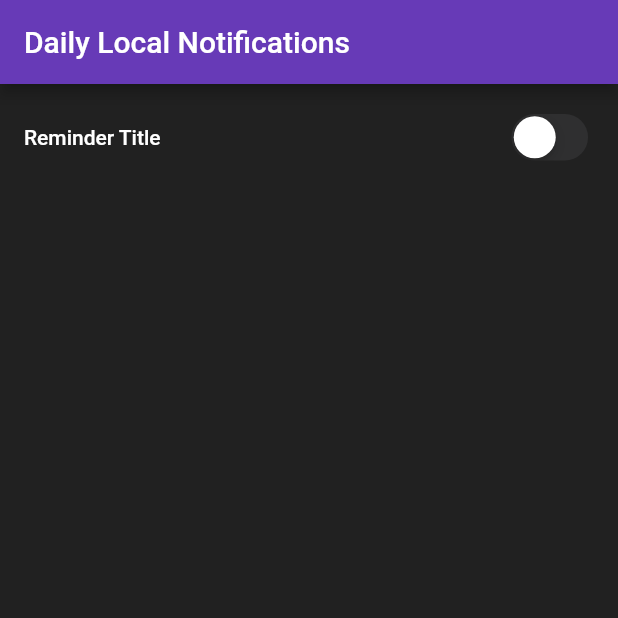
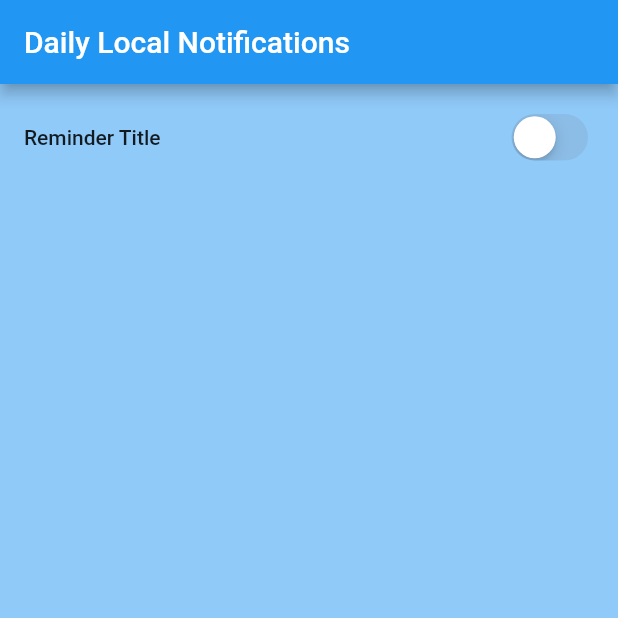
Before and after one commit to novas1r1/daily_local_notifications, a Flutter app: the screen it shows after launch, on a phone screen of 412 x 824 dp, the top half of it. Run offline on Flutter 3.47's test engine with Material 2 defaults, Android fonts, the phone set to English and light mode, and no system bars; our stand-ins replace flutter_local_notifications, flutter_time_picker_spinner, flutter_timezone, shared_preferences, timezone; statements that could not run were skipped.

Commit message:
removed save button, added styling config, finalized stuff

```diff
--- a/example/lib/main.dart
+++ b/example/lib/main.dart
@@ -15,47 +15,17 @@ class MyApp extends StatelessWidget {
   Widget build(BuildContext context) {
     return MaterialApp(
       title: 'Daily Local Notifications',
-      theme: ThemeData(
-        primarySwatch: Colors.deepPurple,
-        backgroundColor: Colors.black87,
-        textTheme: const TextTheme(
-          bodySmall: TextStyle(color: Colors.white, fontSize: 10),
-          bodyMedium: TextStyle(color: Colors.white, fontSize: 12),
-          bodyLarge: TextStyle(color: Colors.white, fontSize: 14),
-        ),
-        elevatedButtonTheme: ElevatedButtonThemeData(
-          style: ButtonStyle(
-            backgroundColor: MaterialStateProperty.all(Colors.deepPurple),
-            foregroundColor: MaterialStateProperty.all(Colors.white),
-            shape: MaterialStateProperty.all(
-              RoundedRectangleBorder(
-                borderRadius: BorderRadius.circular(8),
-              ),
-            ),
-          ),
-        ),
-      ),
-      home: Builder(
-        builder: (context) {
-          return Scaffold(
+      home: Scaffold(
         appBar: AppBar(
           title: const Text('Daily Local Notifications'),
         ),
         body: DailyLocalNotifications(
           notificationConfig: const NotificationConfig(),
-              config: DailyLocalNotificationsConfig(
-                weekDayTranslations: [
-                  'Montag',
-                  'Dienstag',
-                  'Mittwoch',
-                  'Donnerstag',
-                  'Freitag',
-                  'Samstag',
-                  'Sonntag',
-                ],
-                use24HourFormat: true,
-                useCupertinoSwitch: true,
-                saveButtonText: 'Speichern',
+          config: DailyLocalNotificationsConfig(),
+          stylingConfig: StylingConfig(
+            activeColor: Theme.of(context).primaryColor,
+            inactiveColor: Theme.of(context).primaryColor.withOpacity(0.3),
+            backgroundColor: Theme.of(context).backgroundColor,
           ),
           reminderTitleText: Text(
             'Reminder Title',
@@ -69,8 +39,6 @@ class MyApp extends StatelessWidget {
             'Daily',
             style: Theme.of(context).textTheme.bodyMedium,
           ),
-              activeColor: Theme.of(context).primaryColor,
-              inactiveColor: Theme.of(context).primaryColor.withOpacity(0.3),
           timeNormalTextStyle:
               const TextStyle(fontSize: 24, color: Colors.grey),
           timeSelectedTextStyle: TextStyle(
@@ -78,10 +46,7 @@ class MyApp extends StatelessWidget {
             color: Theme.of(context).primaryColor,
             fontWeight: FontWeight.bold,
           ),
-              backgroundColor: Theme.of(context).backgroundColor,
         ),
-          );
-        },
       ),
     );
   }
--- a/lib/src/daily_local_notifications.dart
+++ b/lib/src/daily_local_notifications.dart
@@ -4,6 +4,7 @@ import 'package:daily_local_notifications/src/repositories/shared_prefs_reposito
 import 'package:daily_local_notifications/src/ui/ui.dart';
 import 'package:daily_local_notifications/src/utils/daily_local_notifications_config.dart';
 import 'package:daily_local_notifications/src/utils/notification_config.dart';
+import 'package:daily_local_notifications/src/utils/styling_config.dart';
 import 'package:flutter/material.dart';
 import 'package:flutter_local_notifications/flutter_local_notifications.dart';
 import 'package:provider/provider.dart';
@@ -15,6 +16,7 @@ import 'package:shared_preferences/shared_preferences.dart';
 class DailyLocalNotifications extends StatefulWidget {
   final DailyLocalNotificationsConfig config;
   final NotificationConfig notificationConfig;
+  final StylingConfig stylingConfig;
 
   /// Widget for displaying the "Reminder Title" text
   final Widget reminderTitleText;
@@ -25,16 +27,6 @@ class DailyLocalNotifications extends StatefulWidget {
   /// Widget for displaying the "Daily" text for the toggle button on the right
   final Widget reminderDailyText;
 
-  /// Active color for the day button
-  /// Defaults to [Colors.blue]
-  final Color activeColor;
-
-  /// Inactive color for the day button
-  /// Defaults to [Colors.grey]
-  final Color inactiveColor;
-
-  final Color backgroundColor;
-
   final TextStyle timeNormalTextStyle;
   final TextStyle timeSelectedTextStyle;
 
@@ -43,12 +35,10 @@ class DailyLocalNotifications extends StatefulWidget {
     super.key,
     required this.config,
     required this.notificationConfig,
+    required this.stylingConfig,
     required this.reminderTitleText,
     required this.reminderRepeatText,
     required this.reminderDailyText,
-    required this.activeColor,
-    required this.inactiveColor,
-    required this.backgroundColor,
     required this.timeNormalTextStyle,
     required this.timeSelectedTextStyle,
   });
@@ -106,11 +96,12 @@ class _DailyLocalNotificationsState extends State<DailyLocalNotifications> {
               reminderTitleText: widget.reminderTitleText,
               reminderRepeatText: widget.reminderRepeatText,
               reminderDailyText: widget.reminderDailyText,
-              activeColor: widget.activeColor,
-              inactiveColor: widget.inactiveColor,
-              backgroundColor: widget.backgroundColor,
+              activeColor: widget.stylingConfig.activeColor,
+              inactiveColor: widget.stylingConfig.inactiveColor,
+              backgroundColor: widget.stylingConfig.backgroundColor,
               timeNormalTextStyle: widget.timeNormalTextStyle,
               timeSelectedTextStyle: widget.timeSelectedTextStyle,
+              contentPadding: widget.stylingConfig.contentPadding,
             ),
           );
         } else {
--- a/lib/src/providers/reminder_settings_provider.dart
+++ b/lib/src/providers/reminder_settings_provider.dart
@@ -46,8 +46,9 @@ class ReminderSettingsProvider extends ChangeNotifier {
     notifyListeners();
   }
 
-  void updateReminderTime(DateTime dateTime) {
+  Future<void> updateReminderTime(DateTime dateTime) async {
     reminderTime = TimeOfDay.fromDateTime(dateTime);
+    await scheduleNotifications();
     notifyListeners();
   }
 
@@ -56,13 +57,15 @@ class ReminderSettingsProvider extends ChangeNotifier {
 
     if (!isEnabled) {
       await clearReminder();
+    } else {
+      await scheduleNotifications();
     }
 
     notifyListeners();
   }
 
   /// Checks if daily reminder should be enabled or disabled
-  void updateDailyReminderEnabled(bool isEnabled) {
+  Future<void> updateDailyReminderEnabled(bool isEnabled) async {
     isDailyReminderEnabled = isEnabled;
 
     if (isEnabled) {
@@ -73,10 +76,12 @@ class ReminderSettingsProvider extends ChangeNotifier {
           reminderDays.map((day) => day.copyWith(isActive: false)).toList();
     }
 
+    await scheduleNotifications();
+
     notifyListeners();
   }
 
-  void toggleDay(WeekDay day) {
+  Future<void> toggleDay(WeekDay day) async {
     final updatedReminderDays = reminderDays.toList();
     final index = updatedReminderDays.indexWhere(
       (element) => element.shortName == day.shortName,
@@ -89,6 +94,8 @@ class ReminderSettingsProvider extends ChangeNotifier {
     reminderDays = updatedReminderDays;
     checkIfDailyReminderChecked();
 
+    await scheduleNotifications();
+
     notifyListeners();
   }
 
@@ -97,11 +104,11 @@ class ReminderSettingsProvider extends ChangeNotifier {
         'isReminderEnabled: $isReminderEnabled, '
         'reminderDays: $reminderDays, '
         'reminderTime: $reminderTime');
+
     await sharedPrefsRepository.setReminderDays(reminderDays);
     await sharedPrefsRepository.setReminderTime(reminderTime);
     await sharedPrefsRepository.setReminderEnabled(isReminderEnabled);
 
-    // await reminderRepository.scheduleWeeklyMondayTenAMNotification();
     await reminderRepository.scheduleDailyNotificationByTimeAndDay(
       reminderTime,
       reminderDays,
--- a/lib/src/repositories/reminder_repository.dart
+++ b/lib/src/repositories/reminder_repository.dart
@@ -14,8 +14,6 @@ const MethodChannel platform =
 
 const String portName = 'notification_send_port';
 
-/// TODO: disable save button if nothing changed
-/// TODO: how to trigger new notifications
 class ReminderRepository {
   final FlutterLocalNotificationsPlugin flutterLocalNotificationsPlugin;
   final NotificationConfig notificationConfig;
--- a/lib/src/ui/daily_local_notification_widget.dart
+++ b/lib/src/ui/daily_local_notification_widget.dart
@@ -28,7 +28,7 @@ class DailyLocalNotificationWidget extends StatelessWidget {
   final TextStyle timeNormalTextStyle;
   final TextStyle timeSelectedTextStyle;
 
-  final String textSaveButton;
+  final EdgeInsets contentPadding;
 
   /// Constructor for the [DailyLocalNotificationWidget]
   const DailyLocalNotificationWidget({
@@ -41,7 +41,7 @@ class DailyLocalNotificationWidget extends StatelessWidget {
     required this.backgroundColor,
     required this.timeNormalTextStyle,
     required this.timeSelectedTextStyle,
-    this.textSaveButton = 'Save',
+    required this.contentPadding,
   });
 
   @override
@@ -49,8 +49,8 @@ class DailyLocalNotificationWidget extends StatelessWidget {
     return Consumer<ReminderSettingsProvider>(
       builder: (context, provider, child) {
         return Container(
+          padding: contentPadding,
           color: backgroundColor,
-          padding: const EdgeInsets.all(16),
           child: Column(
             crossAxisAlignment: CrossAxisAlignment.start,
             children: [
@@ -96,10 +96,6 @@ class DailyLocalNotificationWidget extends StatelessWidget {
                           normalTextStyle: timeNormalTextStyle,
                           selectedTextStyle: timeSelectedTextStyle,
                         ),
-                        ElevatedButton(
-                          onPressed: () => provider.scheduleNotifications(),
-                          child: Text(provider.config.saveButtonText),
-                        ),
                       ],
                     ),
                 ],
--- a/lib/src/utils/daily_local_notifications_config.dart
+++ b/lib/src/utils/daily_local_notifications_config.dart
@@ -3,7 +3,6 @@ class DailyLocalNotificationsConfig {
   /// Defaults to ['Monday', 'Tuesday', 'Wednesday', 'Thursday', 'Friday',
   /// 'Saturday', 'Sunday']
   final List<String> weekDayTranslations;
-  final String saveButtonText;
   final bool use24HourFormat;
   final bool useCupertinoSwitch;
 
@@ -20,6 +19,5 @@ class DailyLocalNotificationsConfig {
     ],
     this.use24HourFormat = true,
     this.useCupertinoSwitch = true,
-    this.saveButtonText = 'Save',
   });
 }
--- a/lib/src/utils/styling_config.dart
+++ b/lib/src/utils/styling_config.dart
@@ -1,3 +1,15 @@
+import 'package:flutter/material.dart';
+
 class StylingConfig {
-  // TODO for colors and text styles etc.
+  final EdgeInsets contentPadding;
+  final Color activeColor;
+  final Color inactiveColor;
+  final Color backgroundColor;
+
+  StylingConfig({
+    this.contentPadding = const EdgeInsets.all(16),
+    required this.activeColor,
+    required this.inactiveColor,
+    required this.backgroundColor,
+  });
 }
--- a/lib/src/utils/utils.dart
+++ b/lib/src/utils/utils.dart
@@ -1,2 +1,3 @@
 export 'daily_local_notifications_config.dart';
 export 'notification_config.dart';
+export 'styling_config.dart';
```
Also changed, not shown: 1 other file. Lines whose indentation alone changed are shown as unchanged.
